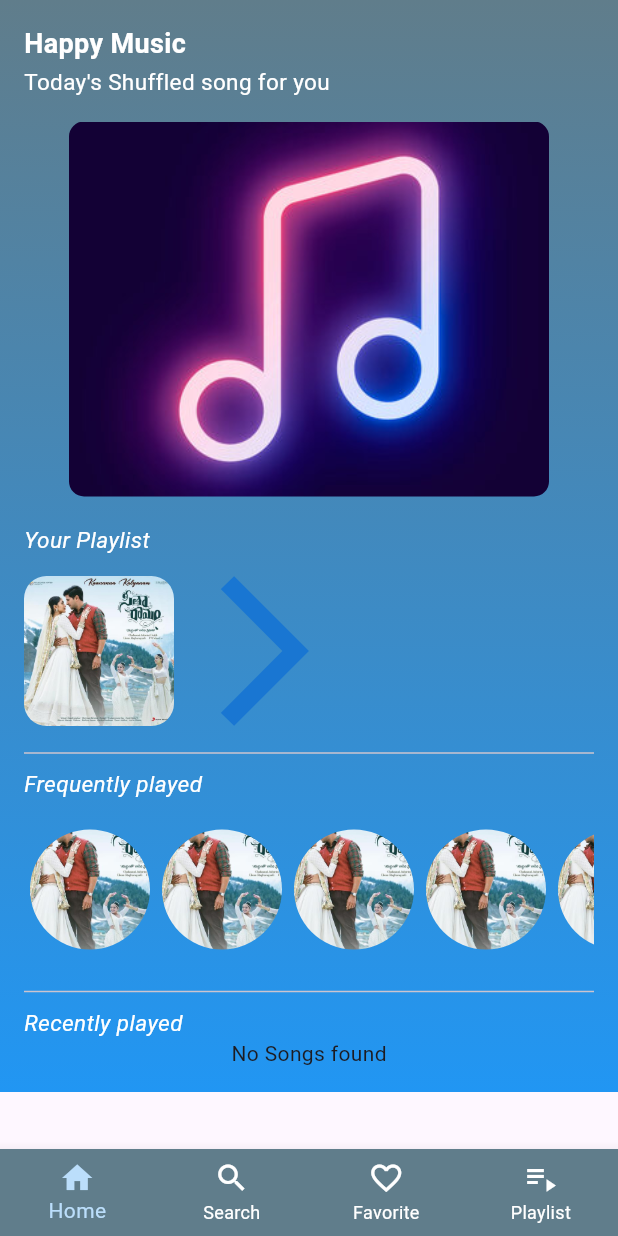
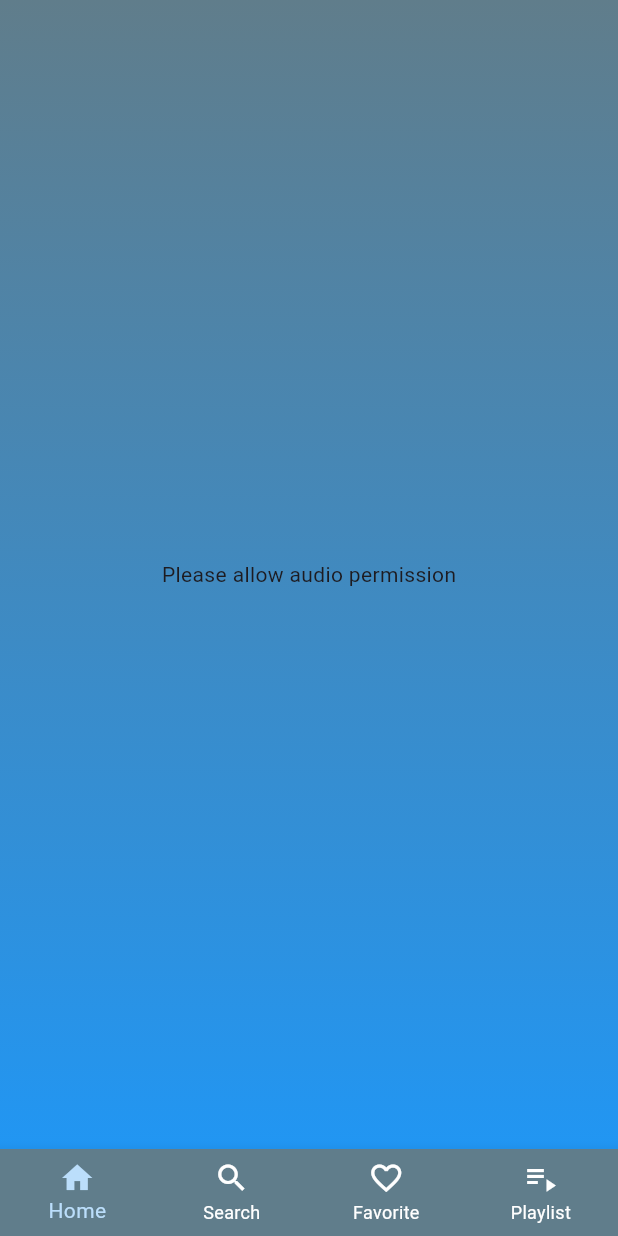
Before and after one commit to MuhammedFaseenCM/raag, a Flutter app: the screen it shows after launch, on a phone screen of 412 x 824 dp. Run offline on Flutter 3.47's test engine with Material 3 defaults, Android fonts, the phone set to English and light mode, and no system bars; drawn by our look-alikes of on_audio_query; our stand-ins replace hive, hive_flutter, just_audio; accounts and stored records are empty.

Commit message:
fix : permission issue

```diff
--- a/lib/view/home_screen.dart
+++ b/lib/view/home_screen.dart
@@ -9,7 +9,12 @@ import 'package:raag/view/song_play_screen.dart';
 
 class HomeScreen extends StatefulWidget {
   final Song? shuffleSong;
-  const HomeScreen({super.key, this.shuffleSong});
+  final bool hasPermission;
+  const HomeScreen({
+    super.key,
+    this.shuffleSong,
+    required this.hasPermission,
+  });
 
   @override
   State<HomeScreen> createState() => _HomeScreenState();
@@ -28,7 +33,8 @@ class _HomeScreenState extends State<HomeScreen> {
       decoration: const BoxDecoration(
         gradient: AppColors.primaryGradient,
       ),
-      child: SingleChildScrollView(
+      child: widget.hasPermission
+          ? SingleChildScrollView(
               child: Padding(
                 padding: const EdgeInsets.all(16.0),
                 child: Column(
@@ -60,7 +66,7 @@ class _HomeScreenState extends State<HomeScreen> {
                               builder: (context) => PlaySong(
                                 song: widget.shuffleSong!,
                                 index: 0,
-                          songList:songsNotifier.value,
+                                songList: songsNotifier.value,
                               ),
                             ),
                           );
@@ -91,7 +97,8 @@ class _HomeScreenState extends State<HomeScreen> {
                               borderRadius: BorderRadius.circular(15),
                               image: const DecorationImage(
                                   fit: BoxFit.cover,
-                            image: AssetImage('asset/images/sita_ramam.jpg'))),
+                                  image: AssetImage(
+                                      'asset/images/sita_ramam.jpg'))),
                         ),
                         Icon(
                           Icons.arrow_forward_ios,
@@ -124,8 +131,8 @@ class _HomeScreenState extends State<HomeScreen> {
                                 shape: BoxShape.circle,
                                 image: DecorationImage(
                                     fit: BoxFit.cover,
-                              image:
-                                  AssetImage('asset/images/sita_ramam.jpg'))),
+                                    image: AssetImage(
+                                        'asset/images/sita_ramam.jpg'))),
                           );
                         },
                       ),
@@ -144,6 +151,9 @@ class _HomeScreenState extends State<HomeScreen> {
                   ],
                 ),
               ),
+            )
+          : const Center(
+              child: Text("Please allow audio permission"),
             ),
     );
   }
--- a/lib/view/main_screen.dart
+++ b/lib/view/main_screen.dart
@@ -45,8 +45,11 @@ class _MainScreenState extends State<MainScreen> {
             child: IndexedStack(
               index: currentIndex,
               children: [
-                HomeScreen(shuffleSong: shuffleSong),
-                SearchScreen(hasPermission: hasPermission),
+               HomeScreen(shuffleSong: shuffleSong,hasPermission: hasPermission,),
+                SearchScreen(
+                  hasPermission: hasPermission,
+                  permission: () => fetchSongs(retry: true),
+                ),
                 const FavoriteScreen(),
                 const PlayListScreen()
               ],
@@ -70,24 +73,26 @@ class _MainScreenState extends State<MainScreen> {
   }
 
   List<Song> changeSongModel(List<SongModel> songModel) {
-    List<Song> songs = [];
-    for (var song in songModel) {
-      songs.add(
-        Song(
+    return songModel
+        .map(
+          (song) => Song(
             id: song.id,
             title: song.title,
             album: song.album!,
             path: song.data,
           ),
-      );
-    }
-    return songs;
+        )
+        .toList();
   }
 
   Future<void> fetchSongs({bool retry = false}) async {
+    try {
       hasPermission = await audioQuery.checkAndRequest(
         retryRequest: retry,
       );
+    } on Exception catch (e) {
+      print(e);
+    }
     if (hasPermission) {
       List<SongModel> songModel = await audioQuery.querySongs(
         sortType: null,
@@ -108,7 +113,7 @@ class _MainScreenState extends State<MainScreen> {
       shuffleSong = songsNotifier.value[randomIndex];
     }
 
-    hasPermission ? setState(() {}) : null;
+    if (hasPermission) setState(() {});
   }
 
   @override
--- a/lib/view/search_screen.dart
+++ b/lib/view/search_screen.dart
@@ -8,7 +8,8 @@ import 'package:raag/model/song_model.dart';
 
 class SearchScreen extends StatefulWidget {
   final bool hasPermission;
-  const SearchScreen({super.key, required this.hasPermission});
+  final void Function() permission;
+  const SearchScreen({super.key, required this.hasPermission,required this.permission,});
 
   @override
   State<SearchScreen> createState() => _SearchScreenState();
@@ -68,8 +69,10 @@ class _SearchScreenState extends State<SearchScreen> {
                   searchController: searchController,
                 )
               else
-                const Center(
-                  child: Text('Error fetching songs'),
+                Center(
+                  child: ElevatedButton(
+                      onPressed: widget.permission, child: const Text("Add permission"),
+                      ),
                 ),
             ],
           ),
@@ -108,17 +111,4 @@ class _SearchScreenState extends State<SearchScreen> {
     );
     return textFormField;
   }
-
-  List<Song> changeSongModel(List<SongModel> songModel) {
-    return songModel
-        .map(
-          (song) => Song(
-            id: song.id,
-            title: song.title,
-            album: song.album!,
-            path: song.data,
-          ),
-        )
-        .toList();
-  }
 }
```
Also changed, not shown: lib/components/now_playing_card.dart (+15 -7 lines), lib/controllers/play_controller.dart (+8 -5 lines), lib/view/song_play_screen.dart (+21 -7 lines). Lines whose indentation alone changed are shown as unchanged.
